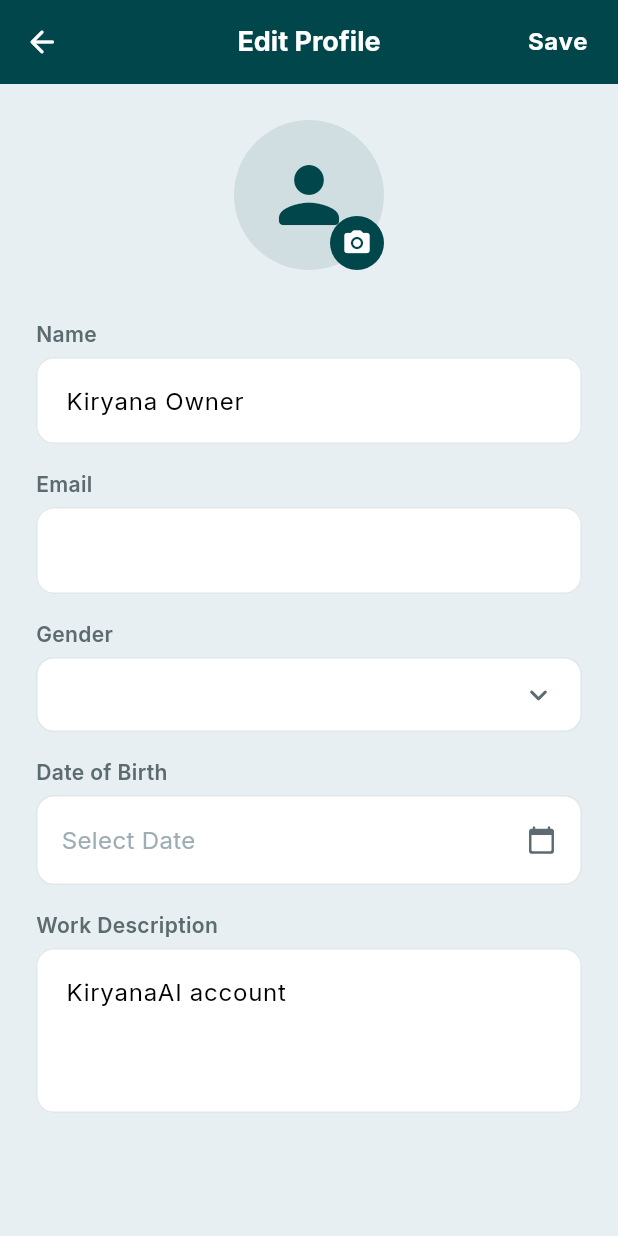
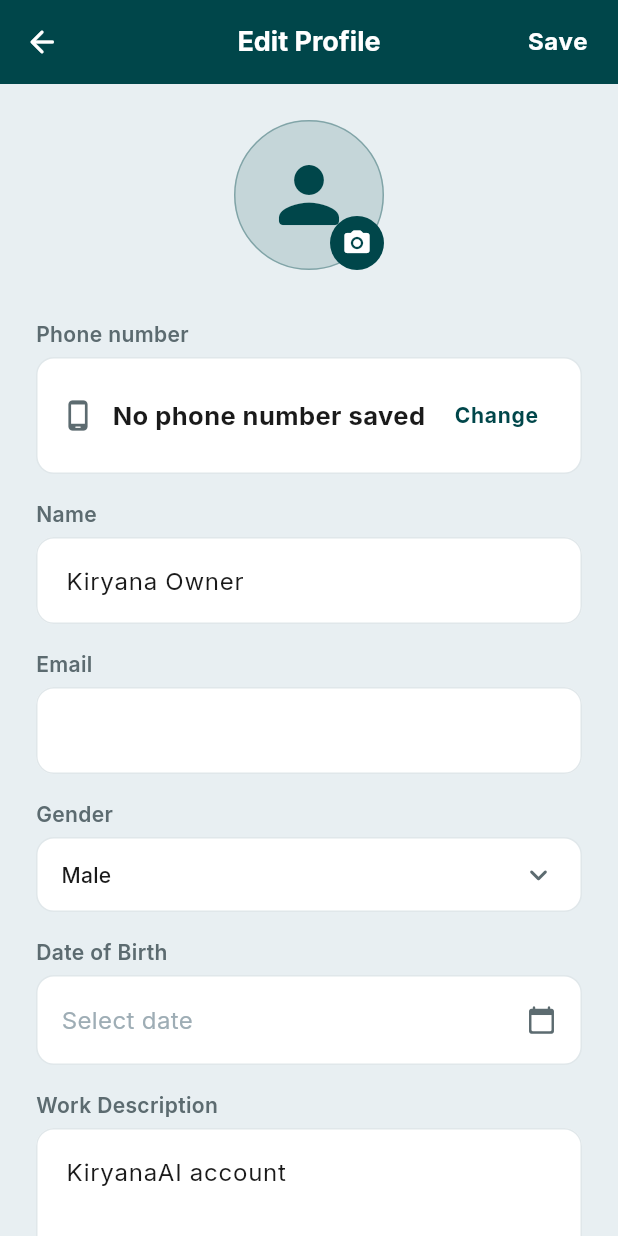
Before and after one commit to azzammasood/kiryana-ai, a Flutter app: the ProfileEditScreen screen opened by its route, on a phone screen of 412 x 824 dp. Run offline on Flutter 3.47's test engine with Material 3 defaults, Android fonts, the phone set to English and light mode, and no system bars; our stand-ins replace dio, flutter_riverpod, go_router, google_fonts, image_picker, shared_preferences and 1 more; missing offline and left inert: dart:html, dart:js_interop; accounts and stored records are empty.

Commit message:
Show phone on profile, theme-aware edit screen, and Chini sugar icon.

```diff
--- a/kiryana-ai-frontend/lib/core/utils/transaction_item_visual.dart
+++ b/kiryana-ai-frontend/lib/core/utils/transaction_item_visual.dart
@@ -29,9 +29,10 @@ String toTitleCase(String value) {
 
 TransactionItemVisual visualForTransaction({
   required String titleEnglish,
+  String titleUrdu = '',
   required bool isSale,
 }) {
-  final title = titleEnglish.toLowerCase();
+  final title = '${titleEnglish.toLowerCase()} ${titleUrdu.toLowerCase()}';
 
   if (title.contains('atta') || title.contains('flour') || title.contains('maida')) {
     return const TransactionItemVisual(
@@ -51,14 +52,16 @@ TransactionItemVisual visualForTransaction({
       iconColor: Color(0xFF6A1B9A),
     );
   }
-  if (title.contains('cheeni') ||
+  if (title.contains('chini') ||
+      title.contains('cheeni') ||
       title.contains('sugar') ||
+      title.contains('shakkar') ||
       title.contains('gur')) {
     return const TransactionItemVisual(
-      emoji: '🧂',
-      icon: Icons.cookie_rounded,
-      backgroundColor: Color(0xFFE8F5E9),
-      iconColor: Color(0xFF2E7D32),
+      emoji: '🍬',
+      icon: Icons.cake_rounded,
+      backgroundColor: Color(0xFFFFF8E1),
+      iconColor: Color(0xFFE91E63),
     );
   }
   if (title.contains('doodh') ||
--- a/kiryana-ai-frontend/lib/features/logs/widgets/transaction_card.dart
+++ b/kiryana-ai-frontend/lib/features/logs/widgets/transaction_card.dart
@@ -32,6 +32,7 @@ class TransactionCard extends ConsumerWidget {
         isDark ? AppColors.darkTextSecondary : AppColors.textSecondary;
     final visual = visualForTransaction(
       titleEnglish: item.titleEnglish,
+      titleUrdu: item.titleUrdu,
       isSale: item.isSale,
     );
     final displayTitle =
--- a/kiryana-ai-frontend/lib/features/settings/screens/profile_edit_screen.dart
+++ b/kiryana-ai-frontend/lib/features/settings/screens/profile_edit_screen.dart
@@ -9,7 +9,9 @@ import '../../../../core/constants/app_colors.dart';
 import '../../../../core/constants/app_spacing.dart';
 import '../providers/profile_provider.dart';
 import '../../../core/providers/language_provider.dart';
+import '../../../core/providers/theme_provider.dart';
 import '../../../../core/widgets/app_widgets.dart';
+import '../../../../routes/app_router.dart';
 
 class ProfileEditScreen extends ConsumerStatefulWidget {
   const ProfileEditScreen({super.key});
@@ -34,14 +36,17 @@ class _ProfileEditScreenState extends ConsumerState<ProfileEditScreen> {
     _nameController = TextEditingController(text: profile.name);
     _emailController = TextEditingController(text: profile.email);
     _workDescController = TextEditingController(text: profile.description);
-    _selectedGender = profile.gender;
+    _selectedGender = profile.gender.isNotEmpty ? profile.gender : 'Male';
     _profilePicPath = profile.profilePicPath;
 
-    // Parse DOB string if possible (e.g. 15/05/1990)
     try {
       final parts = profile.dob.split('/');
       if (parts.length == 3) {
-        _selectedDob = DateTime(int.parse(parts[2]), int.parse(parts[1]), int.parse(parts[0]));
+        _selectedDob = DateTime(
+          int.parse(parts[2]),
+          int.parse(parts[1]),
+          int.parse(parts[0]),
+        );
       }
     } catch (_) {}
   }
@@ -59,14 +64,18 @@ class _ProfileEditScreenState extends ConsumerState<ProfileEditScreen> {
     showDialog(
       context: context,
       barrierDismissible: false,
-      builder: (ctx) => const Center(child: CircularProgressIndicator(color: AppColors.primary)),
+      builder: (ctx) => const Center(
+        child: CircularProgressIndicator(color: AppColors.primary),
+      ),
     );
 
     final updatedProfile = ref.read(profileProvider).copyWith(
           name: _nameController.text,
           email: _emailController.text,
           gender: _selectedGender,
-      dob: _selectedDob != null ? '${_selectedDob!.day.toString().padLeft(2, '0')}/${_selectedDob!.month.toString().padLeft(2, '0')}/${_selectedDob!.year}' : '',
+          dob: _selectedDob != null
+              ? '${_selectedDob!.day.toString().padLeft(2, '0')}/${_selectedDob!.month.toString().padLeft(2, '0')}/${_selectedDob!.year}'
+              : '',
           description: _workDescController.text,
           profilePicPath: _profilePicPath,
         );
@@ -74,12 +83,14 @@ class _ProfileEditScreenState extends ConsumerState<ProfileEditScreen> {
     await ref.read(profileProvider.notifier).updateProfile(updatedProfile);
 
     if (mounted) {
-      Navigator.pop(context); // Close dialog
+      Navigator.pop(context);
       AppToast.show(
         context,
-        isUrdu ? 'پروفائل کامیابی کے ساتھ اپ ڈیٹ ہو گئی!' : 'Profile updated successfully!',
+        isUrdu
+            ? 'پروفائل کامیابی کے ساتھ اپ ڈیٹ ہو گئی!'
+            : 'Profile updated successfully!',
       );
-      context.pop(); // Go back
+      context.pop();
     }
   }
 
@@ -94,7 +105,7 @@ class _ProfileEditScreenState extends ConsumerState<ProfileEditScreen> {
     }
   }
 
-  Future<void> _selectDate(BuildContext context) async {
+  Future<void> _selectDate(BuildContext context, bool isDark) async {
     final DateTime? picked = await showDatePicker(
       context: context,
       initialDate: _selectedDob ?? DateTime(1990, 1, 1),
@@ -103,10 +114,9 @@ class _ProfileEditScreenState extends ConsumerState<ProfileEditScreen> {
       builder: (context, child) {
         return Theme(
           data: Theme.of(context).copyWith(
-            colorScheme: const ColorScheme.light(
-              primary: AppColors.primary,
-              onPrimary: AppColors.white,
-              onSurface: AppColors.textPrimary,
+            colorScheme: ColorScheme.fromSeed(
+              seedColor: AppColors.primary,
+              brightness: isDark ? Brightness.dark : Brightness.light,
             ),
           ),
           child: child!,
@@ -124,9 +134,22 @@ class _ProfileEditScreenState extends ConsumerState<ProfileEditScreen> {
   Widget build(BuildContext context) {
     final locale = ref.watch(languageProvider);
     final isUrdu = locale.languageCode == 'ur';
+    final isDark = ref.watch(themeProvider) == ThemeMode.dark;
+    final profile = ref.watch(profileProvider);
+
+    final bg = isDark ? AppColors.primary : AppColors.secondary;
+    final fieldBg = isDark ? AppColors.darkCard : AppColors.white;
+    final fieldBorder =
+        isDark ? AppColors.darkBorder : AppColors.border;
+    final labelColor =
+        isDark ? AppColors.darkTextSecondary : AppColors.textSecondary;
+    final textColor =
+        isDark ? AppColors.darkTextPrimary : AppColors.textPrimary;
+    final hintColor =
+        isDark ? AppColors.white.withValues(alpha: 0.45) : AppColors.textHint;
 
     return Scaffold(
-      backgroundColor: AppColors.secondary,
+      backgroundColor: bg,
       appBar: PreferredSize(
         preferredSize: const Size.fromHeight(kToolbarHeight),
         child: Directionality(
@@ -139,15 +162,23 @@ class _ProfileEditScreenState extends ConsumerState<ProfileEditScreen> {
               onPressed: () => context.pop(),
             ),
             title: Text(
-              isUrdu ? 'پروفائل تبدیل کریں (Edit Profile)' : 'Edit Profile',
-              style: const TextStyle(fontSize: 18, fontWeight: FontWeight.w700, color: AppColors.white),
+              isUrdu ? 'پروفائل' : 'Edit Profile',
+              style: const TextStyle(
+                fontSize: 18,
+                fontWeight: FontWeight.w700,
+                color: AppColors.white,
+              ),
             ),
             actions: [
               TextButton(
                 onPressed: _onSave,
-                child: const Text(
-                  'Save',
-                  style: TextStyle(color: AppColors.white, fontWeight: FontWeight.w700, fontSize: 16),
+                child: Text(
+                  isUrdu ? 'محفوظ' : 'Save',
+                  style: const TextStyle(
+                    color: AppColors.white,
+                    fontWeight: FontWeight.w700,
+                    fontSize: 16,
+                  ),
                 ),
               ),
               const SizedBox(width: AppSpacing.sm),
@@ -159,8 +190,6 @@ class _ProfileEditScreenState extends ConsumerState<ProfileEditScreen> {
         padding: const EdgeInsets.all(AppSpacing.lg),
         child: Column(
           children: [
-            // Profile Picture
-            // Profile Picture
             Center(
               child: Stack(
                 children: [
@@ -170,19 +199,29 @@ class _ProfileEditScreenState extends ConsumerState<ProfileEditScreen> {
                       width: 100,
                       height: 100,
                       decoration: BoxDecoration(
-                        color: AppColors.primary.withValues(alpha: 0.1),
+                        color: AppColors.primary.withValues(alpha: 0.15),
                         shape: BoxShape.circle,
+                        border: Border.all(
+                          color: AppColors.primary.withValues(alpha: 0.35),
+                        ),
                         image: _profilePicPath != null
                             ? DecorationImage(
                                 image: kIsWeb
                                     ? NetworkImage(_profilePicPath!)
-                                    : FileImage(File(_profilePicPath!)) as ImageProvider,
+                                    : FileImage(File(_profilePicPath!))
+                                        as ImageProvider,
                                 fit: BoxFit.cover,
                               )
                             : null,
                       ),
                       child: _profilePicPath == null
-                          ? const Icon(Icons.person_rounded, size: 60, color: AppColors.primary)
+                          ? Icon(
+                              Icons.person_rounded,
+                              size: 60,
+                              color: isDark
+                                  ? AppColors.white.withValues(alpha: 0.7)
+                                  : AppColors.primary,
+                            )
                           : null,
                     ),
                   ),
@@ -197,7 +236,11 @@ class _ProfileEditScreenState extends ConsumerState<ProfileEditScreen> {
                           color: AppColors.primary,
                           shape: BoxShape.circle,
                         ),
-                        child: const Icon(Icons.camera_alt_rounded, size: 20, color: AppColors.white),
+                        child: const Icon(
+                          Icons.camera_alt_rounded,
+                          size: 20,
+                          color: AppColors.white,
+                        ),
                       ),
                     ),
                   ),
@@ -205,32 +248,58 @@ class _ProfileEditScreenState extends ConsumerState<ProfileEditScreen> {
               ),
             ),
             const SizedBox(height: AppSpacing.xl),
-
-            // Form Fields
-            _buildTextField(isUrdu ? 'نام (Name)' : 'Name', _nameController, isUrdu),
+            _buildPhoneCard(
+              isUrdu: isUrdu,
+              phone: profile.phone,
+              fieldBg: fieldBg,
+              fieldBorder: fieldBorder,
+              labelColor: labelColor,
+              textColor: textColor,
+            ),
             const SizedBox(height: AppSpacing.md),
-            _buildTextField(isUrdu ? 'ای میل (Email)' : 'Email', _emailController, isUrdu, TextInputType.emailAddress),
+            _buildTextField(
+              isUrdu ? 'نام' : 'Name',
+              _nameController,
+              isUrdu,
+              fieldBg: fieldBg,
+              fieldBorder: fieldBorder,
+              labelColor: labelColor,
+              textColor: textColor,
+            ),
             const SizedBox(height: AppSpacing.md),
-
-            // Gender Dropdown
-            _buildLabel(isUrdu ? 'صنف (Gender)' : 'Gender', isUrdu),
+            _buildTextField(
+              isUrdu ? 'ای میل' : 'Email',
+              _emailController,
+              isUrdu,
+              fieldBg: fieldBg,
+              fieldBorder: fieldBorder,
+              labelColor: labelColor,
+              textColor: textColor,
+              keyboard: TextInputType.emailAddress,
+            ),
+            const SizedBox(height: AppSpacing.md),
+            _buildLabel(isUrdu ? 'صنف' : 'Gender', isUrdu, labelColor),
             const SizedBox(height: AppSpacing.xs),
             Container(
               padding: const EdgeInsets.symmetric(horizontal: 16),
               decoration: BoxDecoration(
-                color: AppColors.white,
+                color: fieldBg,
                 borderRadius: BorderRadius.circular(12),
-                border: Border.all(color: AppColors.border),
+                border: Border.all(color: fieldBorder),
               ),
               child: DropdownButtonHideUnderline(
                 child: DropdownButton<String>(
                   value: _selectedGender,
                   isExpanded: true,
-                  icon: const Icon(Icons.keyboard_arrow_down_rounded, color: AppColors.textSecondary),
+                  dropdownColor: fieldBg,
+                  icon: Icon(Icons.keyboard_arrow_down_rounded, color: labelColor),
                   items: ['Male', 'Female', 'Other'].map((String value) {
                     return DropdownMenuItem<String>(
                       value: value,
-                      child: Text(value, style: GoogleFonts.inter(color: AppColors.textPrimary)),
+                      child: Text(
+                        value,
+                        style: GoogleFonts.inter(color: textColor),
+                      ),
                     );
                   }).toList(),
                   onChanged: (newValue) {
@@ -242,78 +311,157 @@ class _ProfileEditScreenState extends ConsumerState<ProfileEditScreen> {
               ),
             ),
             const SizedBox(height: AppSpacing.md),
-
-            // DOB Picker
-            _buildLabel(isUrdu ? 'تاریخ پیدائش (Date of Birth)' : 'Date of Birth', isUrdu),
+            _buildLabel(isUrdu ? 'تاریخ پیدائش' : 'Date of Birth', isUrdu, labelColor),
             const SizedBox(height: AppSpacing.xs),
             InkWell(
-              onTap: () => _selectDate(context),
+              onTap: () => _selectDate(context, isDark),
               child: Container(
                 padding: const EdgeInsets.symmetric(horizontal: 16, vertical: 16),
                 decoration: BoxDecoration(
-                  color: AppColors.white,
+                  color: fieldBg,
                   borderRadius: BorderRadius.circular(12),
-                  border: Border.all(color: AppColors.border),
+                  border: Border.all(color: fieldBorder),
                 ),
                 child: Row(
                   mainAxisAlignment: MainAxisAlignment.spaceBetween,
                   children: [
                     Text(
-                      _selectedDob == null ? (isUrdu ? 'Select Date' : 'Select Date') : '${_selectedDob!.day}/${_selectedDob!.month}/${_selectedDob!.year}',
+                      _selectedDob == null
+                          ? (isUrdu ? 'تاریخ منتخب کریں' : 'Select date')
+                          : '${_selectedDob!.day}/${_selectedDob!.month}/${_selectedDob!.year}',
                       style: GoogleFonts.inter(
-                        color: _selectedDob == null ? AppColors.textHint : AppColors.textPrimary,
+                        color: _selectedDob == null ? hintColor : textColor,
                         fontSize: 16,
                       ),
                     ),
-                    const Icon(Icons.calendar_today_rounded, color: AppColors.textSecondary, size: 20),
+                    Icon(Icons.calendar_today_rounded, color: labelColor, size: 20),
                   ],
                 ),
               ),
             ),
             const SizedBox(height: AppSpacing.md),
-
-            _buildTextField(isUrdu ? 'کاروبار کی تفصیل (Work Description)' : 'Work Description', _workDescController, isUrdu, TextInputType.multiline, 3),
+            _buildTextField(
+              isUrdu ? 'کاروبار کی تفصیل' : 'Work Description',
+              _workDescController,
+              isUrdu,
+              fieldBg: fieldBg,
+              fieldBorder: fieldBorder,
+              labelColor: labelColor,
+              textColor: textColor,
+              maxLines: 3,
+            ),
           ],
         ),
       ),
     );
   }
 
-  Widget _buildLabel(String text, bool isUrdu) {
+  Widget _buildPhoneCard({
+    required bool isUrdu,
+    required String phone,
+    required Color fieldBg,
+    required Color fieldBorder,
+    required Color labelColor,
+    required Color textColor,
+  }) {
+    final displayPhone = phone.trim().isEmpty
+        ? (isUrdu ? 'فون نمبر محفوظ نہیں' : 'No phone number saved')
+        : phone;
+
+    return Column(
+      crossAxisAlignment:
+          isUrdu ? CrossAxisAlignment.end : CrossAxisAlignment.start,
+      children: [
+        _buildLabel(isUrdu ? 'فون نمبر' : 'Phone number', isUrdu, labelColor),
+        const SizedBox(height: AppSpacing.xs),
+        Container(
+          width: double.infinity,
+          padding: const EdgeInsets.symmetric(horizontal: 16, vertical: 14),
+          decoration: BoxDecoration(
+            color: fieldBg,
+            borderRadius: BorderRadius.circular(12),
+            border: Border.all(color: fieldBorder),
+          ),
+          child: Row(
+            children: [
+              Icon(Icons.phone_android_rounded, color: labelColor, size: 22),
+              const SizedBox(width: 12),
+              Expanded(
+                child: Text(
+                  displayPhone,
+                  textDirection: TextDirection.ltr,
+                  style: GoogleFonts.inter(
+                    fontSize: 17,
+                    fontWeight: FontWeight.w700,
+                    color: textColor,
+                    letterSpacing: 0.3,
+                  ),
+                ),
+              ),
+              TextButton(
+                onPressed: () => context.push(AppRoutes.changePhone),
+                child: Text(
+                  isUrdu ? 'تبدیل' : 'Change',
+                  style: GoogleFonts.inter(
+                    fontWeight: FontWeight.w700,
+                    color: AppColors.primary,
+                  ),
+                ),
+              ),
+            ],
+          ),
+        ),
+      ],
+    );
+  }
+
+  Widget _buildLabel(String text, bool isUrdu, Color color) {
     return Align(
       alignment: isUrdu ? Alignment.centerRight : Alignment.centerLeft,
       child: Text(
         text,
         textDirection: isUrdu ? TextDirection.rtl : TextDirection.ltr,
-        style: const TextStyle(
+        style: GoogleFonts.inter(
           fontSize: 14,
           fontWeight: FontWeight.w600,
-          color: AppColors.textSecondary,
+          color: color,
         ),
       ),
     );
   }
 
-  Widget _buildTextField(String label, TextEditingController controller, bool isUrdu, [TextInputType type = TextInputType.text, int maxLines = 1]) {
+  Widget _buildTextField(
+    String label,
+    TextEditingController controller,
+    bool isUrdu, {
+    required Color fieldBg,
+    required Color fieldBorder,
+    required Color labelColor,
+    required Color textColor,
+    TextInputType keyboard = TextInputType.text,
+    int maxLines = 1,
+  }) {
     return Column(
-      crossAxisAlignment: isUrdu ? CrossAxisAlignment.end : CrossAxisAlignment.start,
+      crossAxisAlignment:
+          isUrdu ? CrossAxisAlignment.end : CrossAxisAlignment.start,
       children: [
-        _buildLabel(label, isUrdu),
+        _buildLabel(label, isUrdu, labelColor),
         const SizedBox(height: AppSpacing.xs),
         TextField(
           controller: controller,
-          keyboardType: type,
+          keyboardType: keyboard,
           maxLines: maxLines,
           textDirection: isUrdu ? TextDirection.rtl : TextDirection.ltr,
           textAlign: isUrdu ? TextAlign.right : TextAlign.left,
-          style: const TextStyle(color: Colors.black),
+          style: GoogleFonts.inter(color: textColor, fontSize: 16),
           decoration: InputDecoration(
             filled: true,
-            fillColor: AppColors.white,
-            contentPadding: const EdgeInsets.symmetric(horizontal: 16, vertical: 16),
+            fillColor: fieldBg,
+            contentPadding:
+                const EdgeInsets.symmetric(horizontal: 16, vertical: 16),
             enabledBorder: OutlineInputBorder(
               borderRadius: BorderRadius.circular(12),
-              borderSide: const BorderSide(color: AppColors.border),
+              borderSide: BorderSide(color: fieldBorder),
             ),
             focusedBorder: OutlineInputBorder(
               borderRadius: BorderRadius.circular(12),
```
Lines whose indentation alone changed are shown as unchanged.
